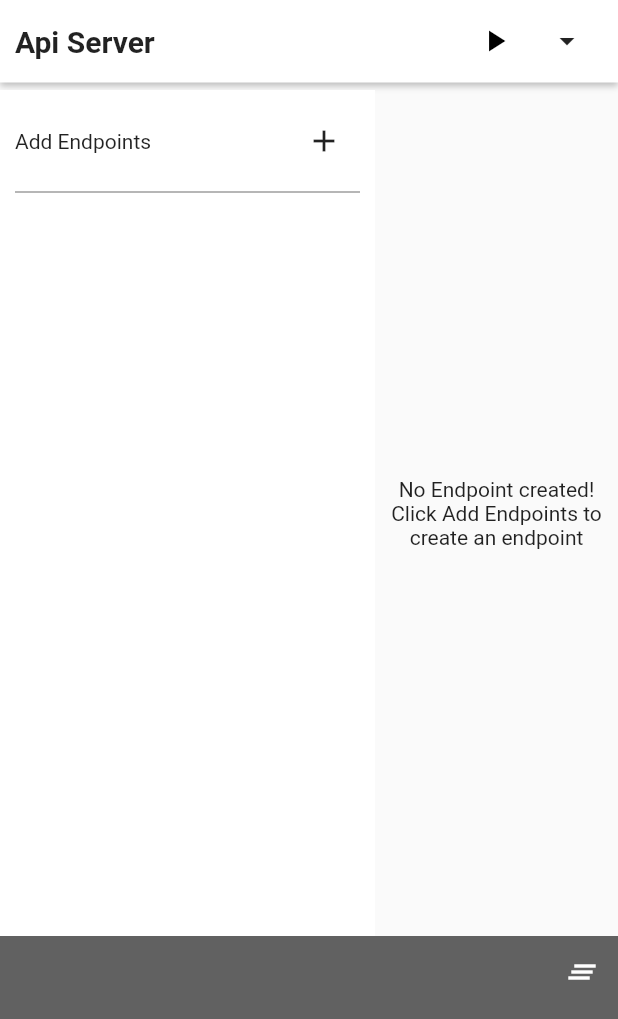
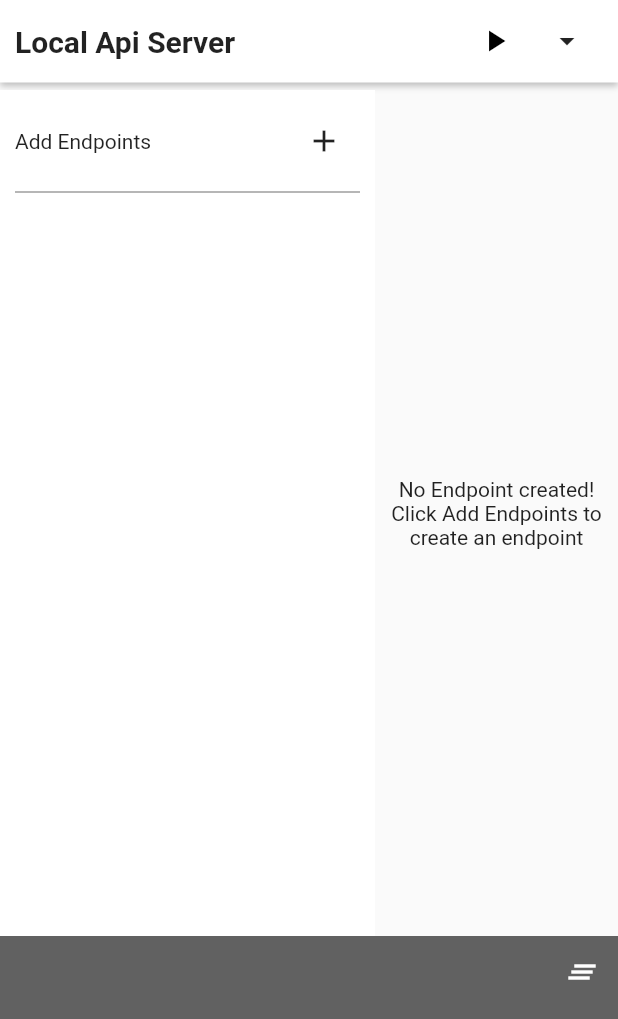
Before and after one commit to AnthonyAniobi/Api_Server, a Flutter app: the screen it shows after launch, on a phone screen of 412 x 824 dp. Shown: the top 1019 px of the screen. Run offline on Flutter 3.47's test engine with Material 2 defaults, Android fonts, the phone set to English and light mode, and no system bars; our stand-ins replace equatable; missing offline and left inert: json_editor.

Commit message:
Homepage Ui Fixes
added auto fill for backslash on endpoints
changed app display name on appbar
created the help page

```diff
--- a/lib/screens/homepage/homepage.dart
+++ b/lib/screens/homepage/homepage.dart
@@ -33,18 +33,24 @@ class Homepage extends StatelessWidget {
                           padding: const EdgeInsets.all(20),
                           child: Column(
                             mainAxisAlignment: MainAxisAlignment.center,
-                            children: const [
-                              Text(
+                            children: [
+                              const Text(
                                 'Running  !!!',
                                 style: TextStyle(
                                   fontSize: 27,
                                   fontWeight: FontWeight.normal,
                                 ),
                               ),
-                              SizedBox(height: 10),
-                              CircularProgressIndicator(),
-                              SizedBox(height: 10),
-                              Text('Click the Stop button above to Stop Server')
+                              const SizedBox(height: 10),
+                              const CircularProgressIndicator(),
+                              const SizedBox(height: 10),
+                              ElevatedButton(
+                                  onPressed: () {
+                                    isRunning.value = false;
+                                    Server().stop();
+                                    isRunning.notifyListeners();
+                                  },
+                                  child: const Text('Stop Server'))
                             ],
                           ))
                       : Row(
--- a/lib/screens/homepage/widgets/bottom_terminal.dart
+++ b/lib/screens/homepage/widgets/bottom_terminal.dart
@@ -42,12 +42,15 @@ class BottomTerminal extends StatelessWidget {
                 Positioned(
                     right: 0,
                     top: 0,
-                    child: IconButton(
-                      icon: const Icon(
-                        Icons.clear_all,
-                        color: Colors.white,
+                    child: Tooltip(
+                      message: 'clear console',
+                      child: IconButton(
+                        icon: const Icon(
+                          Icons.clear_all,
+                          color: Colors.white,
+                        ),
+                        onPressed: _clearConsole,
                       ),
-                      onPressed: _clearConsole,
                     )),
               ],
             );
--- a/lib/screens/homepage/widgets/endpointDialog.dart
+++ b/lib/screens/homepage/widgets/endpointDialog.dart
@@ -99,9 +99,9 @@ class EndpointDialog extends StatelessWidget {
                               _requestType.value, {}),
                         );
                         Navigator.pop(context);
-                        endpoints.notifyListeners();
                         currentEndpoint.value = endpoints.value.length - 1;
                         currentEndpoint.notifyListeners();
+                        endpoints.notifyListeners();
                       },
                       child: const Text("Save")),
                 ],
@@ -140,6 +140,10 @@ class EndpointDialog extends StatelessWidget {
                   "This endpoint has already been created please use another url");
         }
       }
+    }
+    final addedUrl = _url.text;
+    if (!addedUrl.startsWith('/')) {
+      _url.text = '/$addedUrl';
     }
     return result;
   }
--- a/lib/screens/homepage/widgets/topAppBar.dart
+++ b/lib/screens/homepage/widgets/topAppBar.dart
@@ -1,7 +1,9 @@
 import 'package:api_server/models/api_endpoint.dart';
 import 'package:api_server/models/server/server.dart';
 import 'package:api_server/screens/aboutpage/aboutpage.dart';
+import 'package:api_server/screens/helppage/help_page.dart';
 import 'package:api_server/screens/settingspage/settingspage.dart';
+import 'package:api_server/widgets/dialogs.dart';
 import 'package:flutter/material.dart';
 
 class TopAppBar extends StatelessWidget {
@@ -30,7 +32,7 @@ class TopAppBar extends StatelessWidget {
           mainAxisAlignment: MainAxisAlignment.spaceBetween,
           children: [
             const Text(
-              'Api Server',
+              'Local Api Server',
               style: TextStyle(fontSize: 20, fontWeight: FontWeight.bold),
             ),
             Row(
@@ -41,7 +43,9 @@ class TopAppBar extends StatelessWidget {
                       return Tooltip(
                         message: running ? 'stop' : 'run',
                         child: IconButton(
-                            onPressed: _startServer,
+                            onPressed: () {
+                              _startServer(context);
+                            },
                             icon: Icon(
                               running ? Icons.stop : Icons.play_arrow,
                               color: Colors.black,
@@ -55,9 +59,10 @@ class TopAppBar extends StatelessWidget {
                     _switchPages(context, value);
                   },
                   itemBuilder: ((context) => [
-                        const PopupMenuItem(value: '1', child: Text('About')),
+                        const PopupMenuItem(value: '1', child: Text('Help')),
+                        const PopupMenuItem(value: '2', child: Text('About')),
                         const PopupMenuItem(
-                            value: '2', child: Text('Settings')),
+                            value: '3', child: Text('Settings')),
                       ]),
                 ),
               ],
@@ -68,7 +73,14 @@ class TopAppBar extends StatelessWidget {
     );
   }
 
-  void _startServer() {
+  void _startServer(BuildContext context) {
+    // check if there is any endpoints
+    if (endpoints.value.isEmpty && !isRunning.value) {
+      Dialogs.alert(context,
+          title: 'No Endpoint',
+          message: 'You have to specify an endpoint before starting a server');
+      return;
+    }
     if (isRunning.value) {
       isRunning.value = false;
       Server().stop();
@@ -83,9 +95,13 @@ class TopAppBar extends StatelessWidget {
     switch (menuIndex) {
       case '1':
         Navigator.push(
+            context, MaterialPageRoute(builder: (context) => HelpPage()));
+        break;
+      case '2':
+        Navigator.push(
             context, MaterialPageRoute(builder: (context) => AboutPage()));
         break;
-      case '2':
+      case '3':
         Navigator.push(
             context, MaterialPageRoute(builder: (context) => SettingsPage()));
         break;
```
Also changed, not shown: lib/screens/helppage/help_page.dart (added, +21 -0 lines).
